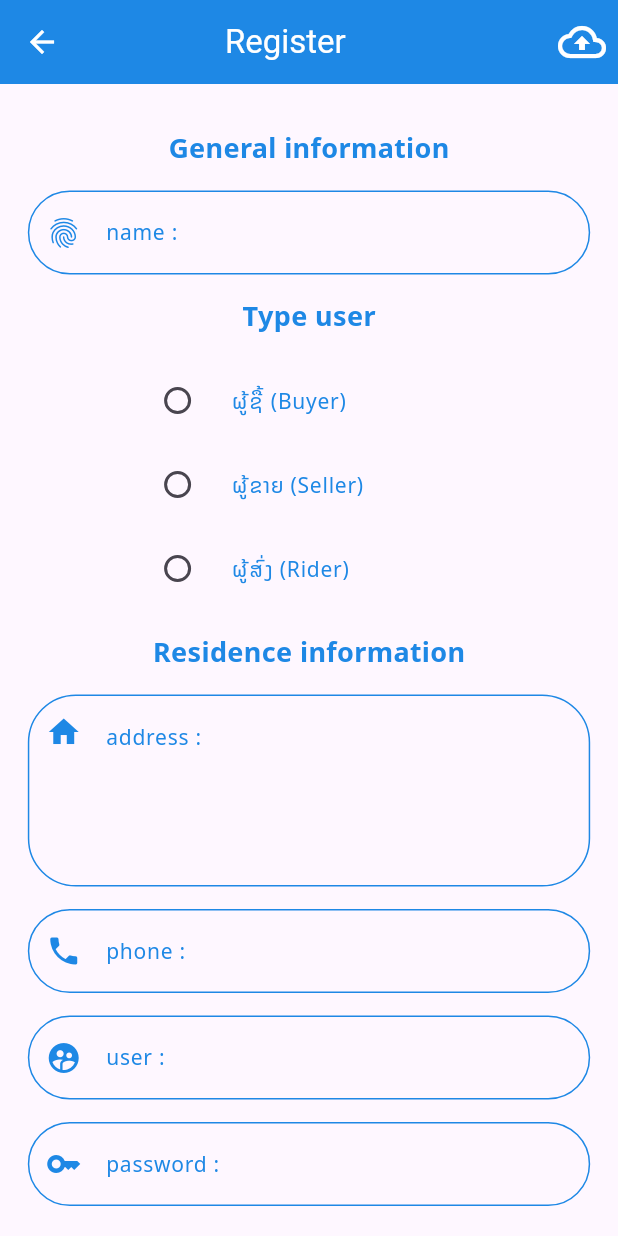
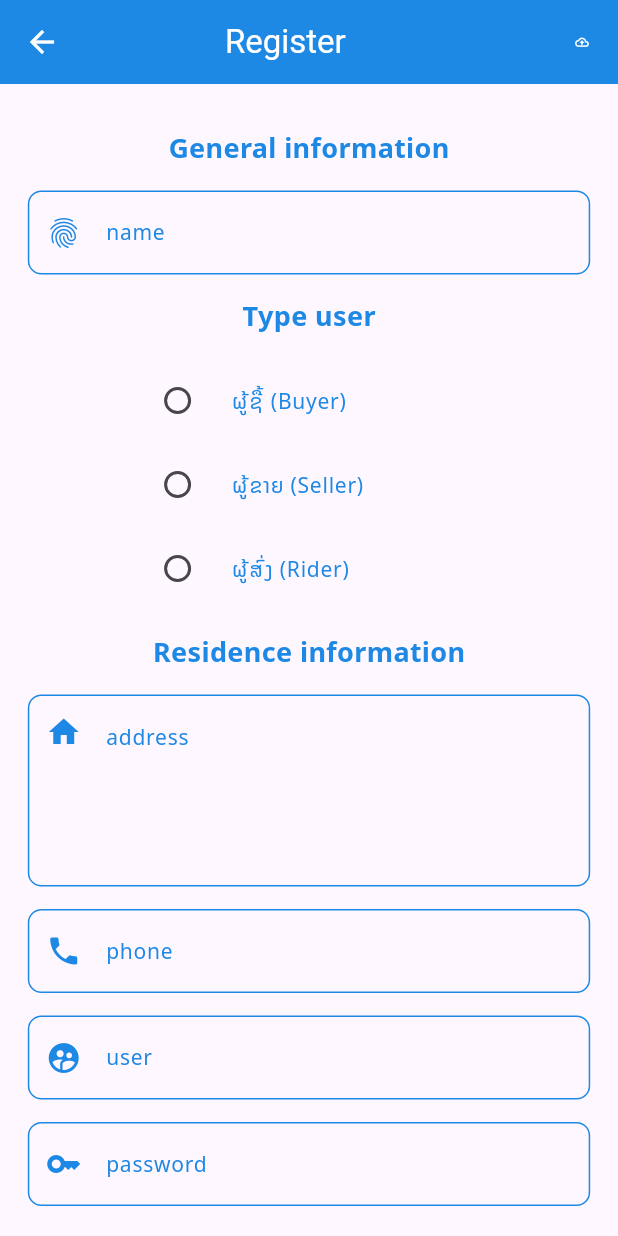
Before and after one commit to TonAndToon/ShoppingMall, a Flutter app: the screen it shows after launch, after a tap on "LOGIN", after a tap on "Create Account", on a phone screen of 412 x 824 dp. Run offline on Flutter 3.47's test engine with Material 3 defaults, Android fonts, the phone set to English and light mode, and no system bars; our stand-ins replace dio, geolocator, google_maps_flutter, image_picker, shared_preferences.

Commit message:
video 31 -32 20251217  6:24PM

```diff
--- a/lib/main.dart
+++ b/lib/main.dart
@@ -1,5 +1,6 @@
 import 'package:flutter/material.dart';
 import 'package:shared_preferences/shared_preferences.dart';
+import 'package:shoppingmall/states/add_product.dart';
 import 'package:shoppingmall/states/authen.dart';
 import 'package:shoppingmall/states/buyer_service.dart';
 import 'package:shoppingmall/states/create_account.dart';
@@ -13,6 +14,7 @@ final Map<String, WidgetBuilder> map = {
   '/buyerService': (BuildContext context) => BuyerService(),
   '/sellerService': (BuildContext context) => SellerService(),
   '/riderService': (BuildContext context) => RiderService(),
+  '/addProduct': (BuildContext context) => AddProduct(),
 };
 
 String? initlaRoute;
@@ -49,11 +51,16 @@ class MyApp extends StatelessWidget {
 
   @override
   Widget build(BuildContext context) {
+    MaterialColor materialColor = MaterialColor(
+      0xff1146a0,
+      MyConstant.mapMaterialColor,
+    );
     return MaterialApp(
       debugShowCheckedModeBanner: false,
       title: MyConstant.appName,
       routes: map,
       initialRoute: initlaRoute,
+      theme: ThemeData(primarySwatch: materialColor),
     );
   }
 }
--- a/lib/states/authen.dart
+++ b/lib/states/authen.dart
@@ -166,19 +166,19 @@ class _AuthenState extends State<Authen> {
               }
             },
             decoration: InputDecoration(
-              labelText: "User :",
+              labelText: "User",
               labelStyle: MyConstant().h4NmPmrCl(),
               prefixIcon: Icon(
                 Icons.account_circle,
                 color: MyConstant.primaryColor,
               ),
               enabledBorder: OutlineInputBorder(
-                borderSide: BorderSide(color: MyConstant.primaryColor),
-                borderRadius: BorderRadius.circular(32.0),
+                borderSide: BorderSide(color: MyConstant.darkColor),
+                borderRadius: BorderRadius.circular(9.0),
               ),
               focusedBorder: OutlineInputBorder(
-                borderSide: BorderSide(color: MyConstant.lightColor, width: 3),
-                borderRadius: BorderRadius.circular(32.0),
+                borderSide: BorderSide(color: MyConstant.lightColor, width: 1),
+                borderRadius: BorderRadius.circular(9.0),
               ),
             ),
           ),
@@ -218,19 +218,19 @@ class _AuthenState extends State<Authen> {
                         color: MyConstant.primaryColor,
                       ),
               ),
-              labelText: "Password :",
+              labelText: "Password",
               labelStyle: MyConstant().h4NmPmrCl(),
               prefixIcon: Icon(
                 Icons.key_outlined,
                 color: MyConstant.primaryColor,
               ),
               enabledBorder: OutlineInputBorder(
-                borderSide: BorderSide(color: MyConstant.primaryColor),
-                borderRadius: BorderRadius.circular(32.0),
+                borderSide: BorderSide(color: MyConstant.darkColor),
+                borderRadius: BorderRadius.circular(9.0),
               ),
               focusedBorder: OutlineInputBorder(
-                borderSide: BorderSide(color: MyConstant.lightColor, width: 3),
-                borderRadius: BorderRadius.circular(32.0),
+                borderSide: BorderSide(color: MyConstant.lightColor, width: 1),
+                borderRadius: BorderRadius.circular(9.0),
               ),
             ),
           ),
--- a/lib/states/create_account.dart
+++ b/lib/states/create_account.dart
@@ -116,7 +116,7 @@ class _CreateAccountState extends State<CreateAccount> {
               } else {}
             },
             decoration: InputDecoration(
-              labelText: "name :",
+              labelText: "name",
               labelStyle: MyConstant().h4NmPmrCl(),
               prefixIcon: Icon(
                 Icons.fingerprint,
@@ -124,11 +124,11 @@ class _CreateAccountState extends State<CreateAccount> {
               ),
               enabledBorder: OutlineInputBorder(
                 borderSide: BorderSide(color: MyConstant.primaryColor),
-                borderRadius: BorderRadius.circular(32.0),
+                borderRadius: BorderRadius.circular(9.0),
               ),
               focusedBorder: OutlineInputBorder(
-                borderSide: BorderSide(color: MyConstant.lightColor, width: 3),
-                borderRadius: BorderRadius.circular(32.0),
+                borderSide: BorderSide(color: MyConstant.lightColor, width: 2),
+                borderRadius: BorderRadius.circular(9.0),
               ),
             ),
           ),
@@ -153,7 +153,7 @@ class _CreateAccountState extends State<CreateAccount> {
             },
             maxLines: 4,
             decoration: InputDecoration(
-              hintText: 'address :',
+              hintText: 'address',
               hintStyle: MyConstant().h4NmPmrCl(),
               prefixIcon: Padding(
                 padding: const EdgeInsets.fromLTRB(0, 0, 0, 78),
@@ -161,11 +161,11 @@ class _CreateAccountState extends State<CreateAccount> {
               ),
               enabledBorder: OutlineInputBorder(
                 borderSide: BorderSide(color: MyConstant.primaryColor),
-                borderRadius: BorderRadius.circular(32.0),
+                borderRadius: BorderRadius.circular(9.0),
               ),
               focusedBorder: OutlineInputBorder(
-                borderSide: BorderSide(color: MyConstant.lightColor, width: 3),
-                borderRadius: BorderRadius.circular(32.0),
+                borderSide: BorderSide(color: MyConstant.lightColor, width: 2),
+                borderRadius: BorderRadius.circular(9.0),
               ),
             ),
           ),
@@ -190,16 +190,16 @@ class _CreateAccountState extends State<CreateAccount> {
               } else {}
             },
             decoration: InputDecoration(
-              labelText: "phone :",
+              labelText: "phone",
               labelStyle: MyConstant().h4NmPmrCl(),
               prefixIcon: Icon(Icons.phone, color: MyConstant.primaryColor),
               enabledBorder: OutlineInputBorder(
                 borderSide: BorderSide(color: MyConstant.primaryColor),
-                borderRadius: BorderRadius.circular(32.0),
+                borderRadius: BorderRadius.circular(9.0),
               ),
               focusedBorder: OutlineInputBorder(
-                borderSide: BorderSide(color: MyConstant.lightColor, width: 3),
-                borderRadius: BorderRadius.circular(32.0),
+                borderSide: BorderSide(color: MyConstant.lightColor, width: 2),
+                borderRadius: BorderRadius.circular(9.0),
               ),
             ),
           ),
@@ -223,7 +223,7 @@ class _CreateAccountState extends State<CreateAccount> {
               } else {}
             },
             decoration: InputDecoration(
-              labelText: "user :",
+              labelText: "user",
               labelStyle: MyConstant().h4NmPmrCl(),
               prefixIcon: Icon(
                 Icons.supervised_user_circle,
@@ -231,11 +231,11 @@ class _CreateAccountState extends State<CreateAccount> {
               ),
               enabledBorder: OutlineInputBorder(
                 borderSide: BorderSide(color: MyConstant.primaryColor),
-                borderRadius: BorderRadius.circular(32.0),
+                borderRadius: BorderRadius.circular(9.0),
               ),
               focusedBorder: OutlineInputBorder(
-                borderSide: BorderSide(color: MyConstant.lightColor, width: 3),
-                borderRadius: BorderRadius.circular(32.0),
+                borderSide: BorderSide(color: MyConstant.lightColor, width: 2),
+                borderRadius: BorderRadius.circular(9.0),
               ),
             ),
           ),
@@ -259,16 +259,16 @@ class _CreateAccountState extends State<CreateAccount> {
               } else {}
             },
             decoration: InputDecoration(
-              labelText: "password :",
+              labelText: "password",
               labelStyle: MyConstant().h4NmPmrCl(),
               prefixIcon: Icon(Icons.key, color: MyConstant.primaryColor),
               enabledBorder: OutlineInputBorder(
                 borderSide: BorderSide(color: MyConstant.primaryColor),
-                borderRadius: BorderRadius.circular(32.0),
+                borderRadius: BorderRadius.circular(9.0),
               ),
               focusedBorder: OutlineInputBorder(
-                borderSide: BorderSide(color: MyConstant.lightColor, width: 3),
-                borderRadius: BorderRadius.circular(32.0),
+                borderSide: BorderSide(color: MyConstant.lightColor, width: 2),
+                borderRadius: BorderRadius.circular(9.0),
               ),
             ),
           ),
@@ -341,7 +341,7 @@ class _CreateAccountState extends State<CreateAccount> {
           }
         }
       },
-      icon: Icon(Icons.cloud_upload_outlined, size: 32.0),
+      icon: Icon(Icons.cloud_upload_outlined, size: 9.0),
     );
   }
 
--- a/lib/states/seller_service.dart
+++ b/lib/states/seller_service.dart
@@ -34,7 +34,11 @@ class _SellerServiceState extends State<SellerService> {
             ShowSignout(),
             Column(
               children: [
-                UserAccountsDrawerHeader(accountName: null, accountEmail: null),
+                UserAccountsDrawerHeader(
+                  accountName: null,
+                  accountEmail: null,
+                  decoration: BoxDecoration(color: MyConstant.primaryColor),
+                ),
                 menuShowOrder(),
                 menuShopManage(),
                 menuShowProduct(),
--- a/lib/utility/my_constant.dart
+++ b/lib/utility/my_constant.dart
@@ -3,7 +3,7 @@ import 'package:flutter/material.dart';
 class MyConstant {
   //General
   static String appName = 'Shopping Mall';
-  static String domain = 'https://aa7efb24eebc.ngrok-free.app';
+  static String domain = 'https://531c20ea4177.ngrok-free.app';
 
   //Route
   static String routeAuthen = '/authen';
@@ -11,12 +11,15 @@ class MyConstant {
   static String routeBuyerService = '/buyerService';
   static String routeSellerService = '/sellerService';
   static String routeRiderService = '/riderService';
+  static String routeAddProduct = '/addProduct';
 
   //Images
   static String img1 = 'assets/images/image1.webp';
   static String img2 = 'assets/images/image2.webp';
   static String img3 = 'assets/images/image3.webp';
   static String img4 = 'assets/images/image4.webp';
+  static String img5 = 'assets/images/image5.png';
+
   static String imgAvatar = 'assets/images/user_Avatar.webp';
 
   //Colors
@@ -1000,20 +1003,20 @@ class MyConstant {
   ButtonStyle myButtonSPmr1() => ElevatedButton.styleFrom(
     backgroundColor: MyConstant.primaryColor,
     foregroundColor: MyConstant.whColor,
-    shape: RoundedRectangleBorder(borderRadius: BorderRadius.circular(32)),
+    shape: RoundedRectangleBorder(borderRadius: BorderRadius.circular(9)),
   );
   //Button style
   //Light color
   ButtonStyle myButtonSL2() => ElevatedButton.styleFrom(
     backgroundColor: MyConstant.lightColor,
     foregroundColor: MyConstant.whColor,
-    shape: RoundedRectangleBorder(borderRadius: BorderRadius.circular(32)),
+    shape: RoundedRectangleBorder(borderRadius: BorderRadius.circular(9)),
   );
   //Button style
   //Dark color
   ButtonStyle myButtonSDrk3() => ElevatedButton.styleFrom(
     backgroundColor: MyConstant.darkColor,
     foregroundColor: MyConstant.whColor,
-    shape: RoundedRectangleBorder(borderRadius: BorderRadius.circular(32)),
+    shape: RoundedRectangleBorder(borderRadius: BorderRadius.circular(9)),
   );
 }
```
Also changed, not shown: lib/bodys/show_product_seller.dart (+10 -1 lines), lib/states/add_product.dart (added, +198 -0 lines), assets/images/image5.png (added).
